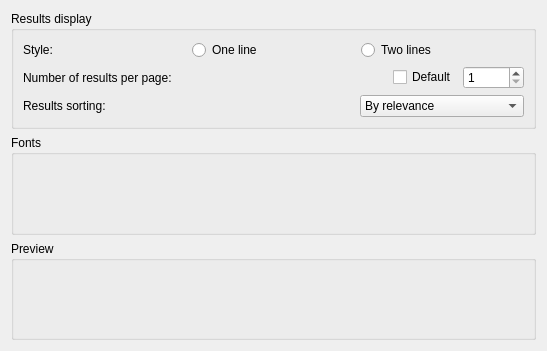
Before: the Qt Designer form src/gui/ResultsViewPreferences.ui in Gnurou/tagainijisho, drawn with Qt 5.
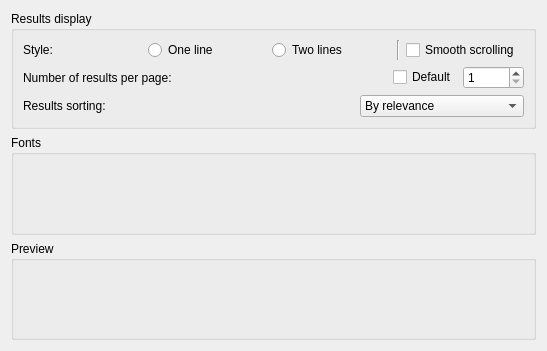
After: the same form once the commit is applied.

Patch:
```diff
--- a/src/gui/ResultsViewPreferences.ui
+++ b/src/gui/ResultsViewPreferences.ui
@@ -43,6 +43,20 @@
           </property>
          </widget>
         </item>
+        <item>
+         <widget class="Line" name="line">
+          <property name="orientation">
+           <enum>Qt::Vertical</enum>
+          </property>
+         </widget>
+        </item>
+        <item>
+         <widget class="QCheckBox" name="smoothScrolling">
+          <property name="text">
+           <string>Smooth scrolling</string>
+          </property>
+         </widget>
+        </item>
        </layout>
       </item>
       <item>
```
